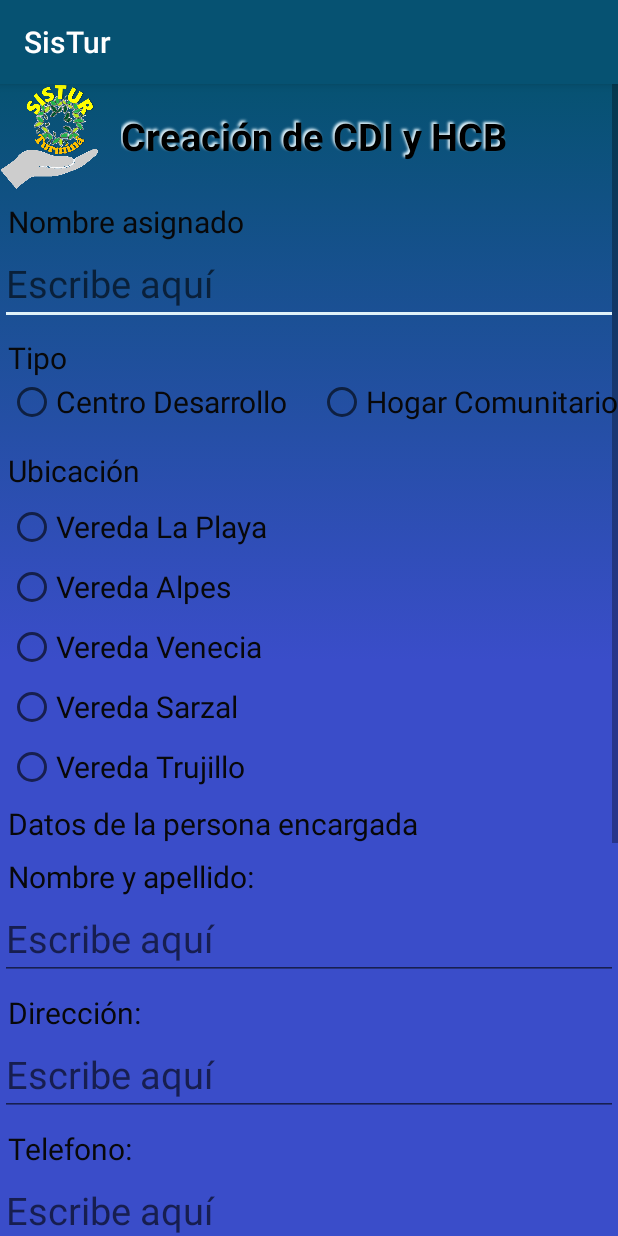
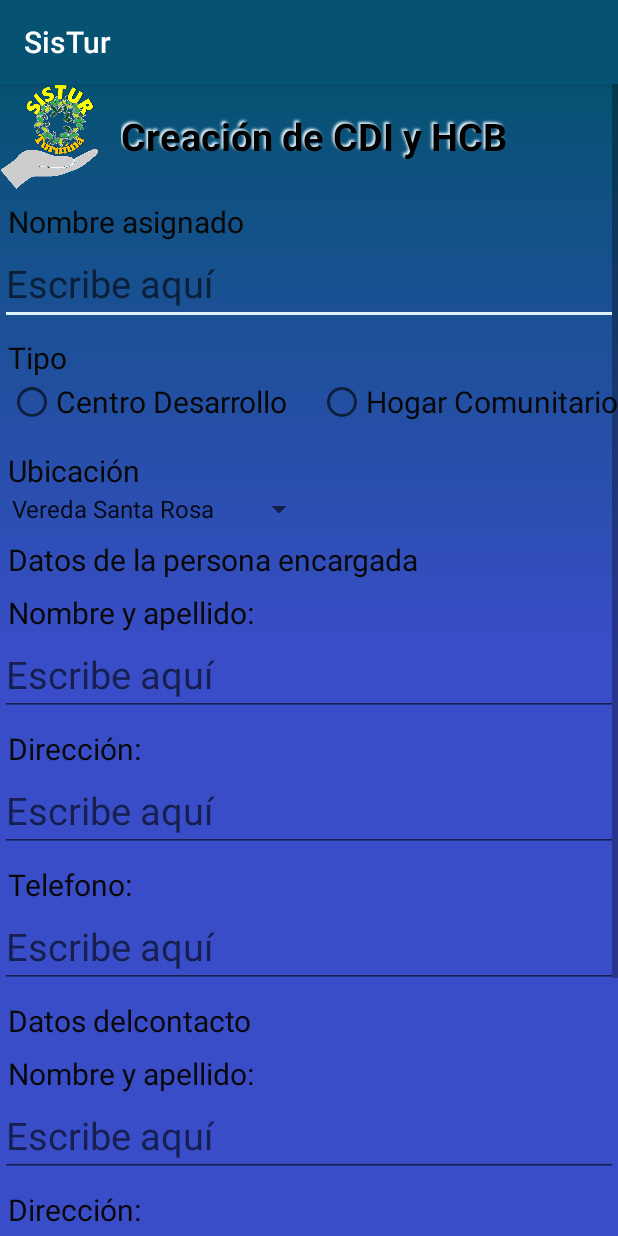
Before and after one commit to deiberepos/SisTur, an Android app: the RegistrarCDIHCB screen opened directly, with no data from a screen before it, on a phone screen of 412 x 824 dp. Run offline under Robolectric (Android 15) with nearby library versions, the phone set to English and light mode, and no system bars; our stand-ins replace Firebase (no records; nobody signed in at launch, a user with empty details on screens opened directly).

```diff
--- a/app/src/main/java/com/dgaviria/sistur/RegistrarCDIHCB.java
+++ b/app/src/main/java/com/dgaviria/sistur/RegistrarCDIHCB.java
@@ -1,23 +1,44 @@
 package com.dgaviria.sistur;
 
+import androidx.annotation.NonNull;
 import androidx.appcompat.app.AppCompatActivity;
 
 import android.graphics.drawable.AnimationDrawable;
 import android.os.Bundle;
 import android.view.View;
+import android.widget.AdapterView;
 import android.widget.ArrayAdapter;
 import android.widget.Button;
 import android.widget.EditText;
 import android.widget.LinearLayout;
 import android.widget.ListView;
+import android.widget.ProgressBar;
+import android.widget.RadioGroup;
 import android.widget.ScrollView;
+import android.widget.Spinner;
+import android.widget.Toast;
+
+import com.dgaviria.sistur.Clases.CdiHcb;
+import com.google.firebase.database.DataSnapshot;
+import com.google.firebase.database.DatabaseError;
+import com.google.firebase.database.DatabaseReference;
+import com.google.firebase.database.FirebaseDatabase;
+import com.google.firebase.database.ValueEventListener;
 
 public class RegistrarCDIHCB extends AppCompatActivity {
     private AnimationDrawable animacion;
     private ScrollView contenedorScroll;
-    private EditText nombreCentro, nombreEncargado, nomContacto, dirEncargado, dirContacto, telEncargado,telContacto;
+    private EditText edtnombreCentro, edtnombreEncargado, edtnomContacto, edtdirEncargado, edtdirContacto, edttelEncargado, edttelContacto;
     private Button btnGuardar;
     ListView listaveredas;
+    private Spinner spnVeredas;
+    DatabaseReference miReferencia,misDatos;
+
+    ProgressBar barraProgreso;
+    String nombrecentro, nombreE, nombreC, direccionE, direccionC, telE, telC;
+    public static String vereda, tipo;
+    RadioGroup rgbtipo, rgbvereda;
+    //public static int tipo=2;
 
     @Override
     protected void onCreate(Bundle savedInstanceState) {
@@ -28,19 +49,199 @@ public class RegistrarCDIHCB extends AppCompatActivity {
         btnGuardar.setOnClickListener(new View.OnClickListener() {
             @Override
             public void onClick(View view) {
+                cargarDatos();
+                //guardarCentro();
+            }
+        });
+        rgbtipo.setOnCheckedChangeListener(new RadioGroup.OnCheckedChangeListener() {
+            @Override
+            public void onCheckedChanged(RadioGroup radioGroup, int i) {
+                switch (i){
+                    case R.id.idrbCentro:
+                        tipo="Centro de Desarrollo Infantil";
+                        break;
+                    case R.id.rbHogar:
+                        tipo="Hogar Comunitario Básico";
+                        break;
+                }
+            }
+        });
+        spnVeredas.setOnItemSelectedListener(new AdapterView.OnItemSelectedListener() {
+            @Override
+            public void onItemSelected(AdapterView<?> adapterView, View view, int i, long l) {
+             vereda= adapterView.getItemAtPosition(i).toString();
+            }
+
+            @Override
+            public void onNothingSelected(AdapterView<?> adapterView) {
 
             }
         });
     }
 
+    private void cargarDatos(){
+
+
+            Boolean finalizar=false;
+//            barraProgreso.setVisibility(View.VISIBLE);
+        if(edtnombreCentro.getText().toString().isEmpty()||edtdirEncargado.getText().toString().isEmpty()||
+        edtnombreEncargado.getText().toString().isEmpty()||edttelEncargado.getText().toString().isEmpty()||
+        edtnomContacto.getText().toString().isEmpty()||edtdirContacto.getText().toString().isEmpty()||edttelContacto.getText().toString().isEmpty()){
+            Toast.makeText(this,"Todos los campos son requeridos",Toast.LENGTH_SHORT).show();
+        }else {
+            miReferencia = FirebaseDatabase.getInstance().getReference("CDI&HCB");
+            nombrecentro = edtnombreCentro.getText().toString();
+            nombreE = edtnombreEncargado.getText().toString();
+            nombreC = edtnomContacto.getText().toString();
+            direccionE = edtdirEncargado.getText().toString();
+            direccionC = edtdirContacto.getText().toString();
+            telE = edttelEncargado.getText().toString();
+            telC = edttelContacto.getText().toString();
+            guardarCentro();
+        }
+            /*
+            //Verifica que escriba los valores en todos los campos requeridos
+            if (editTextUsuario.getText().toString().trim().toLowerCase().isEmpty()){
+                editTextUsuario.setError("Nombre de usuario requerido");
+                editTextUsuario.requestFocus();
+                barraProgreso.setVisibility(View.GONE);
+                return;
+            }
+            else{
+                usuarioU=editTextUsuario.getText().toString().trim().toLowerCase();
+                editTextUsuario.setText(usuarioU);
+            }
+            if (editTextContrasena.getText().toString().trim().isEmpty()){
+                editTextContrasena.setError("Contraseña requerida");
+                editTextContrasena.requestFocus();
+                barraProgreso.setVisibility(View.GONE);
+                return;
+            }
+            else{
+                contrasenaU=editTextContrasena.getText().toString().trim();
+                editTextContrasena.setText(contrasenaU);
+            }
+            if (editTextVerificaContrasena.getText().toString().trim().isEmpty()){
+                editTextVerificaContrasena.setError("Validación requerida");
+                editTextVerificaContrasena.requestFocus();
+                barraProgreso.setVisibility(View.GONE);
+                return;
+            }
+            else{
+                //Verifica que las contraseñas coincidan
+                contrasenaV=editTextVerificaContrasena.getText().toString().trim();
+                editTextVerificaContrasena.setText(contrasenaV);
+                if (!contrasenaU.equals(contrasenaV)){
+                    editTextVerificaContrasena.setError("Las contraseñas no coinciden");
+                    editTextVerificaContrasena.requestFocus();
+                    barraProgreso.setVisibility(View.GONE);
+                    return;
+                }
+                else{
+                    contrasenaV=editTextVerificaContrasena.getText().toString().trim();
+                    editTextVerificaContrasena.setText(contrasenaV);
+                }
+            }
+            if (editTextCorreo.getText().toString().trim().toLowerCase().isEmpty()){
+                editTextCorreo.setError("El correo es requerido");
+                editTextCorreo.requestFocus();
+                barraProgreso.setVisibility(View.GONE);
+                return;
+            }
+            else{
+                //Verifica que el correo esté bien escrito
+                correoE=editTextCorreo.getText().toString().trim().toLowerCase();
+                if(android.util.Patterns.EMAIL_ADDRESS.matcher(correoE).matches()){
+                    editTextCorreo.setText(correoE);
+                }
+                else{
+                    editTextCorreo.setError("El correo no es válido");
+                    editTextCorreo.requestFocus();
+                    barraProgreso.setVisibility(View.GONE);
+                    return;
+                }
+            }
+            if (editTextNombres.getText().toString().trim().isEmpty()){
+                editTextNombres.setError("Los nombres y apellidos son requeridos");
+                editTextNombres.requestFocus();
+                barraProgreso.setVisibility(View.GONE);
+                return;
+            }
+            else{
+                nombresU=editTextNombres.getText().toString().trim();
+                editTextNombres.setText(nombresU);
+            }*/
+            //verifica el rol seleccionado
+
+
+
+            /*
+            barraProgreso.setVisibility(View.GONE);
+            if (rolUsuario!=0) {
+                //verifica que no se repita el nombre del usuario
+                miReferencia.child(usuarioU).addListenerForSingleValueEvent(new ValueEventListener() {
+                    @Override
+                    public void onDataChange(@NonNull DataSnapshot dataSnapshot) {
+                        if (dataSnapshot.exists()) {
+                            //valida el nombre del usuario
+                            if (dataSnapshot.child("usuario").getValue(String.class).equals(usuarioU)) {
+                                Toast.makeText(getApplicationContext(), "Este usuario ya existe, intente otro nombre", Toast.LENGTH_SHORT).show();
+                            }
+                            else {
+                                crearNuevoUsuario();
+                                finish();
+                            }
+                        }
+                        else {
+                            crearNuevoUsuario();
+                            finish();
+                        }
+                    }
+                    @Override
+                    public void onCancelled(@NonNull DatabaseError databaseError) {
+
+                    }
+                });
+            }
+            else
+                Toast.makeText(getApplicationContext(), "Debe seleccionar un rol", Toast.LENGTH_SHORT).show();
+        */
+    }
+    private void guardarCentro(){
+        //construye el objeto que se va a guardar en la base de datos
+        Toast.makeText(getApplicationContext(),"Ubicacion: "+vereda,Toast.LENGTH_SHORT).show();
+        miReferencia= FirebaseDatabase.getInstance().getReference();
+        //guarda los datos del usuario
+        misDatos=miReferencia.child("CDI&HCB");
+
+        misDatos.child(nombrecentro).setValue(new CdiHcb(nombrecentro,nombreE,nombreC,vereda,direccionE,direccionC,telE,telC,tipo));
+        /*Usar para actualizar
+        Map<String,Usuarios> usuariosMap=new HashMap<>();
+        usuariosMap.put(usuarioU,new Usuarios(
+                usuarioU,contrasenaU,nombresU,correoE,false,rolUsuario==1,rolUsuario==2,rolUsuario==3,rolUsuario==4));
+        misDatos.setValue(usuariosMap);*/
+        //guarda los datos del rol
+        //misDatos=miReferencia.child("rol").child(nombreRol).child("miembros");
+        //misDatos.child(usuarioU).setValue(new Roles(true));
+        /*Usar para actualizar
+        Map<String, Roles> rolesMap=new HashMap<>();
+        rolesMap.put(nombreRol,new Roles(usuarioU,true));
+        misDatos.setValue(rolesMap);*/
+        //rgbvereda.clearCheck();
+
+    }
+
     private void referenciar() {
-        nombreCentro=findViewById(R.id.idedtnombreregCentro);
-        nombreEncargado=findViewById(R.id.idedtnombreencargado);
-        nomContacto=findViewById(R.id.idedtnombreContacto);
-        dirEncargado=findViewById(R.id.idedtdirEncargado);
-        dirContacto=findViewById(R.id.idedtdirContacto);
-        telEncargado=findViewById(R.id.idedttelEncargado);
-        telContacto=findViewById(R.id.idedttelContacto);
+        edtnombreCentro =findViewById(R.id.idedtnombreregCentro);
+        edtnombreEncargado =findViewById(R.id.idedtnombreencargado);
+        edtnomContacto =findViewById(R.id.idedtnombreContacto);
+        edtdirEncargado =findViewById(R.id.idedtdirEncargado);
+        edtdirContacto =findViewById(R.id.idedtdirContacto);
+        edttelEncargado =findViewById(R.id.idedttelEncargado);
+        edttelContacto =findViewById(R.id.idedttelContacto);
+        rgbtipo=findViewById(R.id.idrgUbicaRegCDI);
+        spnVeredas=findViewById(R.id.idspnVeredas);
+        //rgbvereda=findViewById(R.id.idrgveredaCDI);
        // listaveredas=findViewById(R.id.idlisVeredas);
         btnGuardar=findViewById(R.id.idbtnregCDI);
         contenedorScroll=findViewById(R.id.idcontenerRegCDI);
@@ -49,8 +250,10 @@ public class RegistrarCDIHCB extends AppCompatActivity {
         animacion.setEnterFadeDuration(2000);
         animacion.setExitFadeDuration(2000);
         //Final de la animación del fondo de pantalla
-        ArrayAdapter<CharSequence> adapter = ArrayAdapter.createFromResource(this,R.array.veredas,android.R.layout.simple_list_item_1);
+        ArrayAdapter<CharSequence> adapter = ArrayAdapter.createFromResource(this,R.array.veredas,android.R.layout.simple_spinner_item);
+        spnVeredas.setAdapter(adapter);
         //listaveredas.setAdapter(adapter);
+
 
     }
 }
--- a/app/src/main/res/layout/activity_menu_super.xml
+++ b/app/src/main/res/layout/activity_menu_super.xml
@@ -23,5 +23,10 @@
         android:background="@drawable/btnhogares"
         android:id="@+id/idBtnCdiMenuSuper"
         />
+    <ImageButton
+        style="@style/ButtonImage"
+        android:background="@drawable/btnusuarios"
+        android:id="@+id/idBtnCensoPoblacion"
+        />
 
 </LinearLayout>
--- a/app/src/main/res/layout/activity_registrar_cdihcb.xml
+++ b/app/src/main/res/layout/activity_registrar_cdihcb.xml
@@ -62,11 +62,13 @@
             android:layout_height="wrap_content">
 
             <RadioButton
+                android:id="@+id/idrbCentro"
                 style="@style/TexviewsubTitulo"
                 android:text="Centro Desarrollo"
                 android:layout_width="wrap_content"
                 android:layout_height="wrap_content"/>
             <RadioButton
+                android:id="@+id/rbHogar"
                 style="@style/TexviewsubTitulo"
                 android:text="Hogar Comunitario"
                 android:layout_marginLeft="20dp"
@@ -78,7 +80,11 @@
             android:text="Ubicación"
             android:layout_width="match_parent"
             android:layout_height="wrap_content"/>
-
+        <Spinner
+            android:id="@+id/idspnVeredas"
+            android:layout_width="wrap_content"
+            android:layout_height="wrap_content"/>
+        <!--
                 <RadioGroup
                     android:orientation="vertical"
                     android:id="@+id/idrgveredaCDI"
@@ -86,32 +92,37 @@
                     android:layout_height="wrap_content">
 
                     <RadioButton
+                        android:id="@+id/idrbPlaya"
                         style="@style/TexviewsubTitulo"
                         android:text="Vereda La Playa"
                         android:layout_width="wrap_content"
                         android:layout_height="wrap_content"/>
                     <RadioButton
+                        android:id="@+id/idrbAlpes"
                         style="@style/TexviewsubTitulo"
                         android:text="Vereda Alpes"
                         android:layout_width="wrap_content"
                         android:layout_height="wrap_content"/>
                     <RadioButton
+                        android:id="@+id/idrbVenecia"
                         style="@style/TexviewsubTitulo"
                         android:text="Vereda Venecia"
                         android:layout_width="wrap_content"
                         android:layout_height="wrap_content"/>
                     <RadioButton
+                        android:id="@+id/idrbSarzal"
                         style="@style/TexviewsubTitulo"
                         android:text="Vereda Sarzal"
                         android:layout_width="wrap_content"
                         android:layout_height="wrap_content"/>
                     <RadioButton
+                        android:id="@+id/idrbTrujillo"
                         style="@style/TexviewsubTitulo"
                         android:text="Vereda Trujillo"
                         android:layout_width="wrap_content"
                         android:layout_height="wrap_content"/>
                 </RadioGroup>
-        <!--
+
                  <LinearLayout
                      android:orientation="vertical"
                      android:scrollY="@dimen/cardview_compat_inset_shadow"
--- a/app/src/main/res/values/strings.xml
+++ b/app/src/main/res/values/strings.xml
@@ -6,4 +6,7 @@
     <string name="escribe_aqu">Escribe aquí</string>
     <string name="centro_de_desarrollo">Centro de desarrollo</string>
     <string name="hogarcomunitario">Hogar comunitario</string>
+    <string name="censo">CensoPoblacional</string>
+    <string name="nombreinfante">Nombre Del Infante</string>
+    <string name="apellidoinfante">Apellido Del Infante</string>
 </resources>
```
Also changed, not shown: app/src/main/java/com/dgaviria/sistur/Clases/CdiHcb.java (+6 -6 lines). Lines whose indentation alone changed are shown as unchanged.
